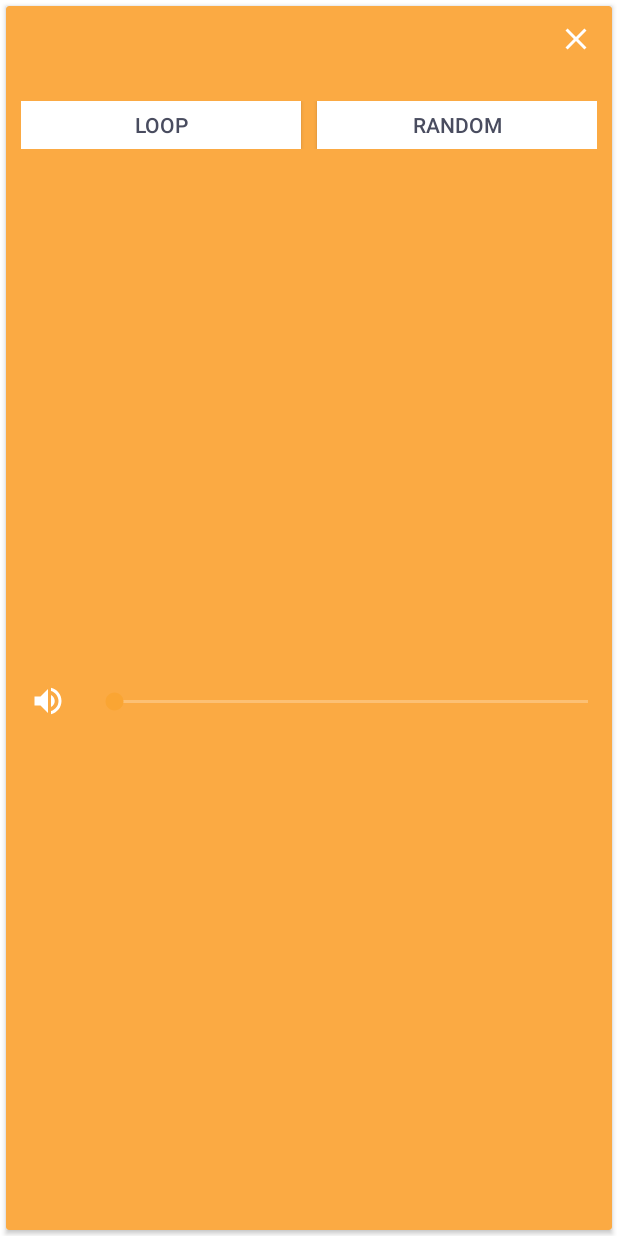
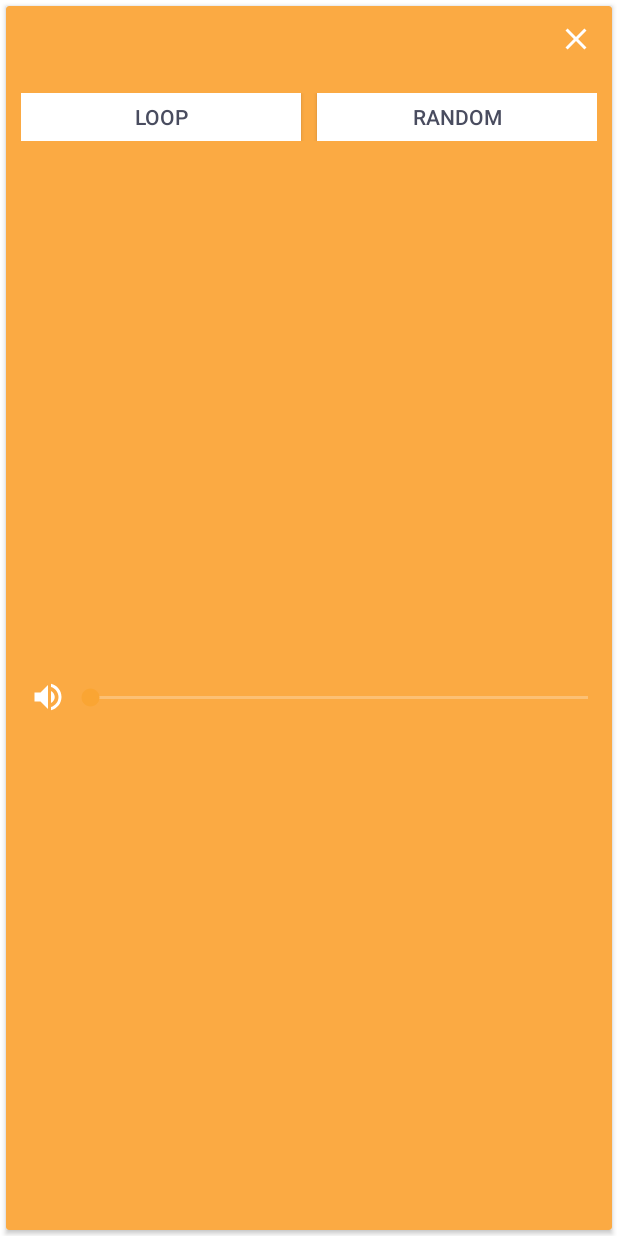
Before and after one commit to mikkopiu/android-adv-project, an Android app: the layout sound_cardview.xml on its own in the app's theme, with its tools: preview values and no code run, on a phone screen of 412 x 824 dp. Run offline under Robolectric (Android 15) with nearby library versions, the phone set to English and light mode, and no system bars.

Commit message:
Lower volume bar steps to 10, cleanup card layout

```diff
--- a/app/src/main/java/fi/metropolia/yellow_spaceship/androidadvproject/CreateSoundscapeActivity.java
+++ b/app/src/main/java/fi/metropolia/yellow_spaceship/androidadvproject/CreateSoundscapeActivity.java
@@ -139,7 +139,7 @@
 
                 @Override
                 public void onVolumeChange(SeekBar seekBar, int layoutPosition, int progress) {
-                    float newVol = (float) progress / 100.0f; // SeekBar has values from 0-100 (int)
+                    float newVol = (float) progress / 10.0f; // SeekBar has values from 0-10 (int)
 
                     // soundPlayer, mProject and recyclerView should have matching indexes
                     // for the sound items.
--- a/app/src/main/res/layout/sound_cardview.xml
+++ b/app/src/main/res/layout/sound_cardview.xml
@@ -5,6 +5,7 @@
     android:layout_width="match_parent"
     android:layout_height="match_parent"
     android:layout_margin="4dp"
+    android:clipToPadding="false"
     android:elevation="2dp"
     card_view:cardBackgroundColor="@color/acc_card_bac_1">
 
@@ -21,7 +22,7 @@
             android:layout_toStartOf="@+id/close_btn"
             android:text=""
             android:textColor="@color/txt_light"
-            android:textSize="@dimen/abc_text_size_title_material" />
+            android:textSize="16sp" />
 
         <ImageButton
             android:id="@id/close_btn"
@@ -82,7 +83,11 @@
             android:layout_height="wrap_content"
             android:layout_alignParentBottom="true"
             android:layout_below="@id/button_row"
-            android:orientation="horizontal">
+            android:orientation="horizontal"
+            android:paddingBottom="16dp"
+            android:paddingLeft="16dp"
+            android:paddingRight="0dp"
+            android:paddingTop="16dp">
 
             <ImageView
                 android:id="@+id/volume_slider_icon"
@@ -90,8 +95,6 @@
                 android:layout_height="wrap_content"
                 android:layout_gravity="center_vertical"
                 android:contentDescription="@string/volume_slider_description"
-                android:padding="16dp"
-                android:paddingRight="0dp"
                 android:src="@drawable/ic_volume_up_white_24dp" />
 
             <SeekBar
@@ -99,8 +102,7 @@
                 android:layout_width="fill_parent"
                 android:layout_height="wrap_content"
                 android:layout_gravity="center_vertical"
-                android:max="100"
-                android:padding="16dp" />
+                android:max="10" />
 
         </LinearLayout>
 
```
